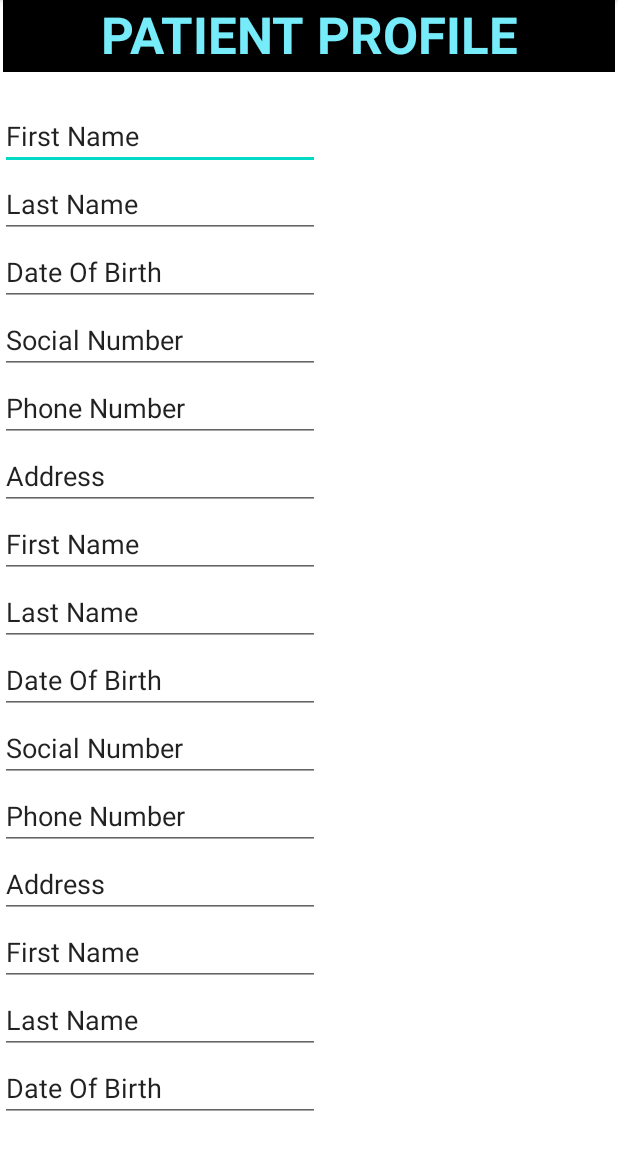
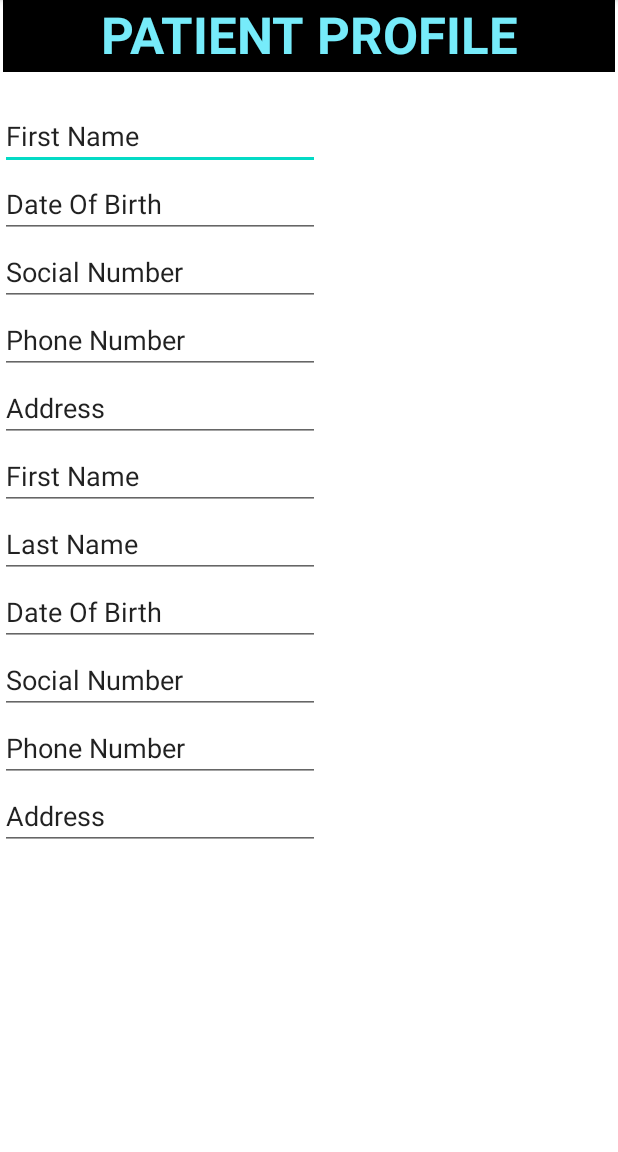
Before and after one commit to thiennp94/SeMediCure, an Android app: the screen it shows after launch (MainActivity), on a phone screen of 412 x 824 dp, the part 84-1236 px from its top. Run offline under Robolectric (Android 15) with nearby library versions, the phone set to English and light mode, and no system bars.

Commit message:
minor change

```diff
--- a/frontend/semedicure/app/src/main/res/layout/activity_patient_profile.xml
+++ b/frontend/semedicure/app/src/main/res/layout/activity_patient_profile.xml
@@ -36,7 +36,7 @@
 
             <TableRow>
                 <EditText
-                    android:id="@+id/txtProviderName"
+                    android:id="@+id/txtPatientName"
                     android:layout_width="wrap_content"
                     android:layout_height="wrap_content"
                     android:ems="10"
@@ -44,17 +44,6 @@
                     android:text="First Name"
                     tools:layout_editor_absoluteX="16dp"
                     tools:layout_editor_absoluteY="59dp" />
-            </TableRow>
-            <TableRow>
-                <EditText
-                    android:id="@+id/txtProviderAddr"
-                    android:layout_width="wrap_content"
-                    android:layout_height="wrap_content"
-                    android:ems="10"
-                    android:inputType="textPersonName"
-                    android:text="Last Name"
-                    tools:layout_editor_absoluteX="16dp"
-                    tools:layout_editor_absoluteY="120dp" />
             </TableRow>
             <TableRow>
                 <EditText
@@ -168,73 +157,6 @@
                     tools:layout_editor_absoluteY="362dp" />
             </TableRow>
 
-            <TableRow>
-                <EditText
-                    android:id="@+id/txtProviderName2"
-                    android:layout_width="wrap_content"
-                    android:layout_height="wrap_content"
-                    android:ems="10"
-                    android:inputType="textPersonName"
-                    android:text="First Name"
-                    tools:layout_editor_absoluteX="16dp"
-                    tools:layout_editor_absoluteY="59dp" />
-            </TableRow>
-            <TableRow>
-                <EditText
-                    android:id="@+id/txtProviderAddr2"
-                    android:layout_width="wrap_content"
-                    android:layout_height="wrap_content"
-                    android:ems="10"
-                    android:inputType="textPersonName"
-                    android:text="Last Name"
-                    tools:layout_editor_absoluteX="16dp"
-                    tools:layout_editor_absoluteY="120dp" />
-            </TableRow>
-            <TableRow>
-                <EditText
-                    android:id="@+id/txtClinicPhone2"
-                    android:layout_width="wrap_content"
-                    android:layout_height="wrap_content"
-                    android:ems="10"
-                    android:inputType="textPersonName"
-                    android:text="Date Of Birth"
-                    tools:layout_editor_absoluteX="16dp"
-                    tools:layout_editor_absoluteY="177dp" />
-            </TableRow>
-            <TableRow>
-                <EditText
-                    android:id="@+id/txtProviderEmail2"
-                    android:layout_width="wrap_content"
-                    android:layout_height="wrap_content"
-                    android:ems="10"
-                    android:inputType="textPersonName"
-                    android:text="Social Number"
-                    tools:layout_editor_absoluteX="16dp"
-                    tools:layout_editor_absoluteY="238dp" />
-            </TableRow>
-            <TableRow>
-                <EditText
-                    android:id="@+id/txtPhone2"
-                    android:layout_width="wrap_content"
-                    android:layout_height="wrap_content"
-                    android:ems="10"
-                    android:inputType="textPersonName"
-                    android:text="Phone Number"
-                    tools:layout_editor_absoluteX="16dp"
-                    tools:layout_editor_absoluteY="300dp" />
-            </TableRow>
-            <TableRow android:layout_height="101dp">
-                <EditText
-                    android:id="@+id/txtAddress2"
-                    android:layout_width="wrap_content"
-                    android:layout_height="wrap_content"
-                    android:ems="10"
-                    android:inputType="textPersonName"
-                    android:text="Address"
-                    tools:layout_editor_absoluteX="16dp"
-                    tools:layout_editor_absoluteY="362dp" />
-            </TableRow>
-
         </TableLayout>
 
     </ScrollView>
```
